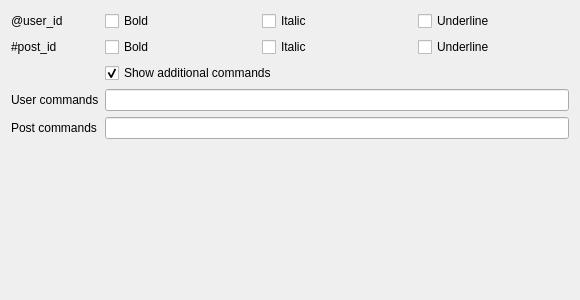
Above: juick/src/juicksettings.ui from euroelessar/qutim before the change. Below: the same form after it.
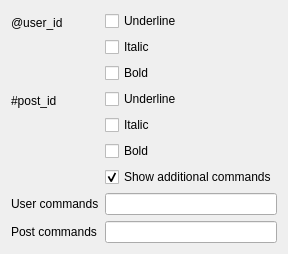
That is the form after the change.

The edit to the form file:
```diff
--- a/juick/src/juicksettings.ui
+++ b/juick/src/juicksettings.ui
@@ -6,14 +6,17 @@
    <rect>
     <x>0</x>
     <y>0</y>
-    <width>580</width>
-    <height>300</height>
+    <width>282</width>
+    <height>243</height>
    </rect>
   </property>
   <property name="windowTitle">
    <string>Form</string>
   </property>
   <layout class="QFormLayout" name="formLayout">
+   <property name="fieldGrowthPolicy">
+    <enum>QFormLayout::ExpandingFieldsGrow</enum>
+   </property>
    <item row="0" column="0">
     <widget class="QLabel" name="user_label">
      <property name="text">
@@ -22,21 +25,7 @@
     </widget>
    </item>
    <item row="0" column="1">
-    <layout class="QHBoxLayout" name="user_layout">
-     <item>
-      <widget class="QCheckBox" name="user_bold">
-       <property name="text">
-        <string>Bold</string>
-       </property>
-      </widget>
-     </item>
-     <item>
-      <widget class="QCheckBox" name="user_italic">
-       <property name="text">
-        <string>Italic</string>
-       </property>
-      </widget>
-     </item>
+    <layout class="QVBoxLayout" name="user_layout">
      <item>
       <widget class="QCheckBox" name="user_under">
        <property name="text">
@@ -44,6 +33,20 @@
        </property>
       </widget>
      </item>
+     <item>
+      <widget class="QCheckBox" name="user_italic">
+       <property name="text">
+        <string>Italic</string>
+       </property>
+      </widget>
+     </item>
+     <item>
+      <widget class="QCheckBox" name="user_bold">
+       <property name="text">
+        <string>Bold</string>
+       </property>
+      </widget>
+     </item>
     </layout>
    </item>
    <item row="1" column="0">
@@ -54,21 +57,7 @@
     </widget>
    </item>
    <item row="1" column="1">
-    <layout class="QHBoxLayout" name="post_layout">
-     <item>
-      <widget class="QCheckBox" name="post_bold">
-       <property name="text">
-        <string>Bold</string>
-       </property>
-      </widget>
-     </item>
-     <item>
-      <widget class="QCheckBox" name="post_italic">
-       <property name="text">
-        <string>Italic</string>
-       </property>
-      </widget>
-     </item>
+    <layout class="QVBoxLayout" name="post_layout">
      <item>
       <widget class="QCheckBox" name="post_under">
        <property name="text">
@@ -76,6 +65,20 @@
        </property>
       </widget>
      </item>
+     <item>
+      <widget class="QCheckBox" name="post_italic">
+       <property name="text">
+        <string>Italic</string>
+       </property>
+      </widget>
+     </item>
+     <item>
+      <widget class="QCheckBox" name="post_bold">
+       <property name="text">
+        <string>Bold</string>
+       </property>
+      </widget>
+     </item>
     </layout>
    </item>
    <item row="2" column="1">
```
